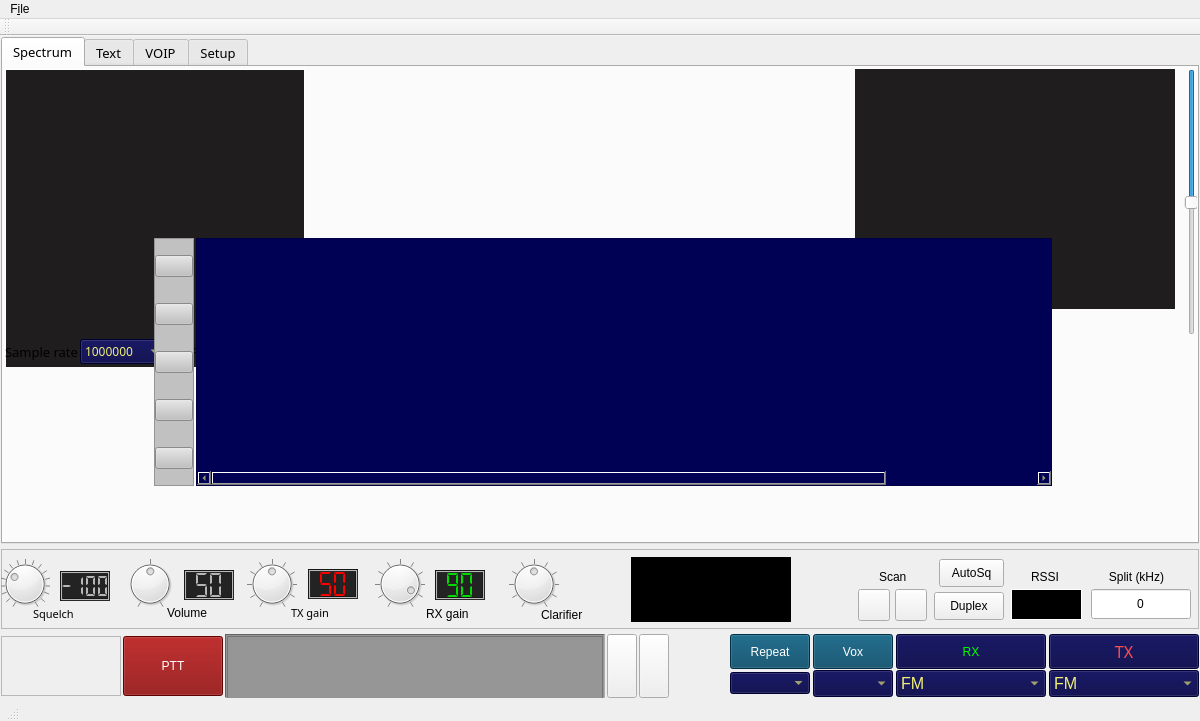
Before: the Qt Designer form mainwindow.ui in qradiolink/qradiolink, drawn with Qt 5.
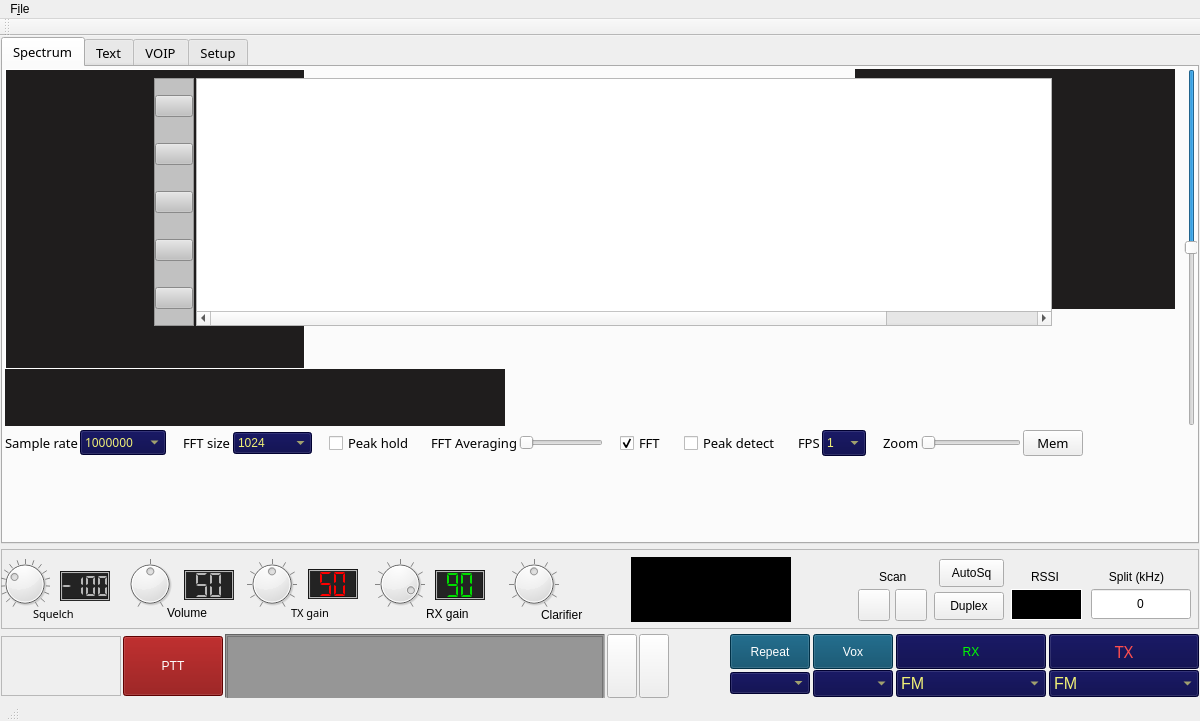
After: the same form once the commit is applied. Icons and pictures are not drawn. Custom widgets are drawn as their Qt base class.

```diff
--- a/mainwindow.ui
+++ b/mainwindow.ui
@@ -123,7 +123,7 @@
             <x>0</x>
             <y>0</y>
             <width>1200</width>
-            <height>300</height>
+            <height>391</height>
            </rect>
           </property>
           <property name="sizePolicy">
@@ -378,7 +378,7 @@
             </widget>
            </item>
            <item row="1" column="1">
-            <layout class="QHBoxLayout" name="horizontalLayout_2" stretch="0,0,0,0,0,0,0,0,0,0,0,0,0,0,0,0,0,0,0,0,0">
+            <layout class="QHBoxLayout" name="horizontalLayout_2" stretch="0,0,0,0,0,0,0,0,0,0,0,0,0,0,0,0,0,0,0,0,0,0">
              <property name="spacing">
               <number>2</number>
              </property>
@@ -639,6 +639,16 @@
                </property>
               </spacer>
              </item>
+             <item>
+              <widget class="QLabel" name="label_35">
+               <property name="styleSheet">
+                <string notr="true">font: 8pt &quot;Sans Serif&quot;;</string>
+               </property>
+               <property name="text">
+                <string>FFT Averaging</string>
+               </property>
+              </widget>
+             </item>
              <item>
               <widget class="QSlider" name="averagingSlider">
                <property name="sizePolicy">
@@ -943,7 +953,7 @@
           <property name="geometry">
            <rect>
             <x>150</x>
-            <y>170</y>
+            <y>10</y>
             <width>900</width>
             <height>250</height>
            </rect>
@@ -997,9 +1007,7 @@
               <string>Double click to edit</string>
              </property>
              <property name="styleSheet">
-              <string notr="true">background-color: rgb(0, 0, 85);
-color: rgb(240, 240, 119);
-font: 9pt &quot;Sans Serif&quot;;</string>
+              <string notr="true"/>
              </property>
              <property name="frameShape">
               <enum>QFrame::StyledPanel</enum>
```
